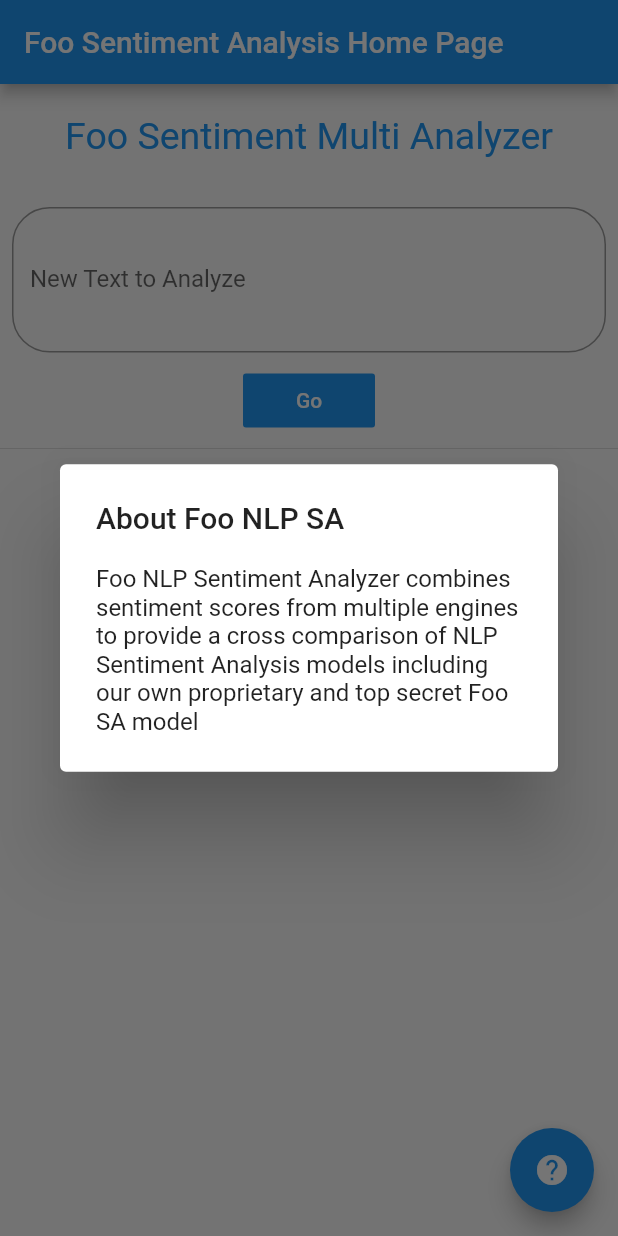
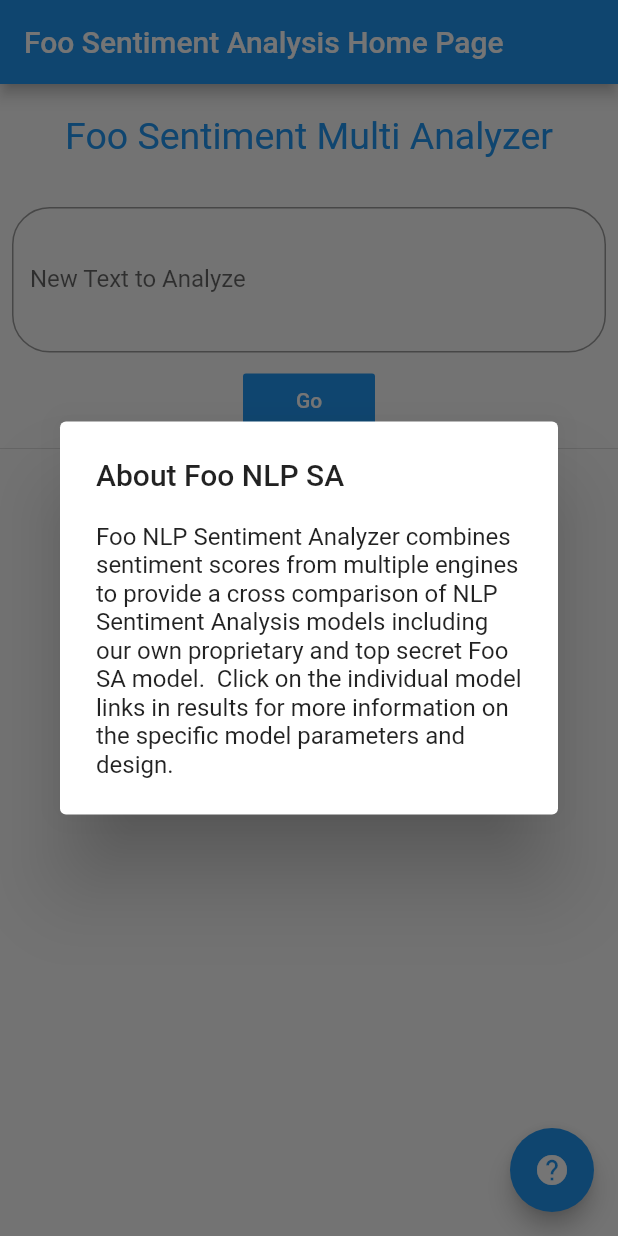
Before and after one commit to dougfoo/flaskml, a Flutter app: the screen it shows after launch, after a tap on the "help" icon, on a phone screen of 412 x 824 dp. Run offline on Flutter 3.47's test engine with Material 2 defaults, Android fonts, the phone set to English and light mode, and no system bars.

Commit message:
added new url param for nlp

```diff
--- a/sa_gui/lib/main.dart
+++ b/sa_gui/lib/main.dart
@@ -55,8 +55,7 @@ class _MyHomePageState extends State<MyHomePage> {
       return 'Unclear Sentiment: '+score.toStringAsFixed(4);
   }
 
-  _launchURL() async {
-    const url = 'https://google.com.br';
+  void _launchURL(String url) async {
     if (await canLaunch(url)) {
       await launch(url);
     } else {
@@ -64,23 +63,31 @@ class _MyHomePageState extends State<MyHomePage> {
     }
   }
 
-  void _showHelp2() {
-    print('showHelp clicked');
-    showDialog(context: context, builder: (_) => AlertDialog(
-      title: new Text("About this Model"),
-      content: new Text("In depth information coming -- once I fix the url_launcher_web for flutter"),
-    )
-    );
+  // to be replaced by source elements["url"]
+  final modelUrls = {
+    "Vader" : "https://pypi.org/project/vaderSentiment/",
+    "TextBlob" : "https://textblob.readthedocs.io/en/dev/",
+    "Azure NLP" : "https://azure.microsoft.com/en-us/services/cognitive-services/text-analytics/",
+    "Google NLP" : "https://cloud.google.com/natural-language/",
+  };
 
-    setState(() {});
+  String getModelUrl(String model) {
+    if (modelUrls.containsKey(model)) {
+      return modelUrls[model];
     }
-
+    else {
+      return "http://foostack.ai";
+    }
+  }
 
   void _showHelp() {
     print('showHelp clicked');
     showDialog(context: context, builder: (_) => AlertDialog(
         title: new Text("About Foo NLP SA"),
-        content: new Text("Foo NLP Sentiment Analyzer combines sentiment scores from multiple engines to provide a cross comparison of NLP Sentiment Analysis models including our own proprietary and top secret Foo SA model"),
+        content: new Text("Foo NLP Sentiment Analyzer combines sentiment scores from multiple " +
+        "engines to provide a cross comparison of NLP Sentiment Analysis models including our " +
+        "own proprietary and top secret Foo SA model.  Click on the individual model links in results for " +
+        "more information on the specific model parameters and design."),
       )
     );
 
@@ -139,6 +146,8 @@ class _MyHomePageState extends State<MyHomePage> {
               Padding(padding: EdgeInsets.only(top: 25.0)),
               Padding(
                 padding: const EdgeInsets.all(8.0),
+                child: ConstrainedBox(
+                constraints: BoxConstraints(maxWidth: 600),
                   child: TextFormField(
                     controller: inputController,
                     maxLines: 3,
@@ -157,6 +166,7 @@ class _MyHomePageState extends State<MyHomePage> {
                       ),
                       //fillColor: Colors.green
                     )
+                  ),
                 ),
               ),
                FlatButton (
@@ -206,8 +216,13 @@ class _MyHomePageState extends State<MyHomePage> {
                 cells: <DataCell>[
                   DataCell(
                     GestureDetector(
-                      child: Text(element["model"], style: TextStyle(decoration: TextDecoration.underline, color: Colors.blue)),
-                      onTap: _showHelp2)
+                      child: Tooltip(
+                        message: 'Click for model details',
+                          verticalOffset: 12,
+                          height: 24,
+                          child: Text(element["model"], style: TextStyle(decoration: TextDecoration.underline, color: Colors.blue))),
+                      onTap: () => _launchURL(getModelUrl(element["model"]))
+                    )
                   ), //Extracting from Map element the value
                   DataCell(Text(element["nScore"].toStringAsFixed(4))),
                   DataCell(Text(getSentiment(element["nScore"]))),
--- a/sa_gui/pubspec.yaml
+++ b/sa_gui/pubspec.yaml
@@ -21,7 +21,7 @@ dependencies:
     sdk: flutter
 
   http: ^0.12.0
-  url_launcher: ^4.2.0+3
+  url_launcher: ^5.1.4
   url_launcher_web: ^0.1.0
 
   # The following adds the Cupertino Icons font to your application.
```
Also changed, not shown: sa_gui/pubspec.lock, 1 other file. Lines whose indentation alone changed are shown as unchanged.
